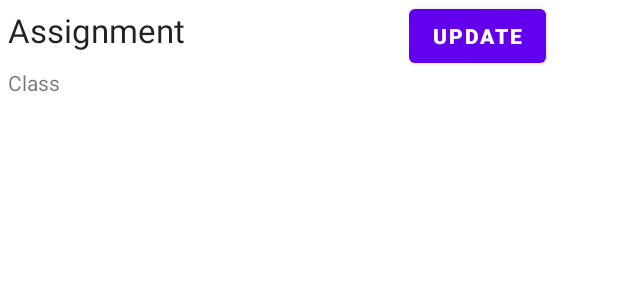
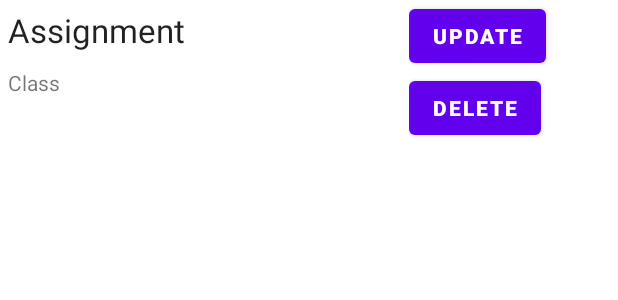
Before and after one commit to VaradMash/assignment_creation_portal, an Android app: the layout assignments_list_layout.xml on its own in the app's theme, with its tools: preview values and no code run, on a phone screen of 412 x 824 dp. Shown: the top 300 px of the screen. Run offline under Robolectric (Android 15) with nearby library versions, the phone set to English and light mode, and no system bars.

Commit message:
Assignment Deletion code added. Corresponding UI code updated.

```diff
--- a/app/src/main/java/com/example/prashikshan/AssignmentsFragment.java
+++ b/app/src/main/java/com/example/prashikshan/AssignmentsFragment.java
@@ -74,7 +74,7 @@ public class AssignmentsFragment extends Fragment {
                     for(DataSnapshot assignment: task.getResult().getChildren())
                     {
                         current_assignment = assignment.getValue(Assignment.class);
-                        if(current_assignment.getInstitution().equals(current_user.getInstitution()) && current_assignment.getClass_name().equals(current_user.getClass_name()))
+                        if(current_assignment.getInstitution().equals(current_user.getInstitution()) && current_assignment.getClass_name().equals(current_user.getClass_name()) && current_assignment.isActive())
                         {
                             assignmentList.add(current_assignment);
                         }
@@ -91,6 +91,7 @@ public class AssignmentsFragment extends Fragment {
                 else
                 {
                     Toast.makeText(getActivity(), "No Assignments found !", Toast.LENGTH_SHORT).show();
+                    assignmentsProgressBar.setVisibility(View.GONE);
                 }
             }
         });
--- a/app/src/main/java/com/example/prashikshan/EditAssignment.java
+++ b/app/src/main/java/com/example/prashikshan/EditAssignment.java
@@ -73,7 +73,7 @@ public class EditAssignment extends AppCompatActivity {
                 }
                 else
                 {
-                    String record_name = subject + "_" + title;
+                    String record_name = institution + "_" + subject + "_" + title;
                     Assignment assignment = new Assignment(title, problem_statement, class_name, institution, subject);
                     mDatabase.child(record_name).setValue(assignment)
                     .addOnCompleteListener(new OnCompleteListener<Void>() {
--- a/app/src/main/java/com/example/prashikshan/FragmentNewAssignment.java
+++ b/app/src/main/java/com/example/prashikshan/FragmentNewAssignment.java
@@ -59,7 +59,7 @@ public class FragmentNewAssignment extends Fragment
                 else
                 {
                     Assignment assignment = new Assignment(title, problemStatement, current_faculty.getClass_name(), current_faculty.getInstitution(), current_faculty.getSubject());
-                    String record_name = current_faculty.getSubject() + "_" + title;
+                    String record_name = current_faculty.getInstitution() + "_" + current_faculty.getSubject() + "_" + title;
                     assignmentReference.child(record_name).setValue(assignment);
                     Toast.makeText(getActivity(), "Assignment Posted !", Toast.LENGTH_SHORT).show();
                 }
--- a/app/src/main/res/layout/assignments_list_layout.xml
+++ b/app/src/main/res/layout/assignments_list_layout.xml
@@ -1,7 +1,7 @@
 <?xml version="1.0" encoding="utf-8"?>
 <LinearLayout xmlns:android="http://schemas.android.com/apk/res/android"
     android:layout_width="match_parent"
-    android:layout_height="match_parent"
+    android:layout_height="wrap_content"
     android:orientation="horizontal">
 
     <LinearLayout
@@ -30,7 +30,8 @@
     <LinearLayout
         android:layout_width="wrap_content"
         android:layout_height="wrap_content"
-        android:layout_weight="1">
+        android:layout_weight="1"
+        android:orientation="vertical">
 
         <Button
             android:id="@+id/btnUpdate"
@@ -41,6 +42,15 @@
             android:text="@string/update"
             android:textStyle="bold" />
 
+        <Button
+            android:id="@+id/btnDelete"
+            android:layout_width="wrap_content"
+            android:layout_height="wrap_content"
+            android:layout_gravity="center_vertical"
+            android:gravity="center_vertical"
+            android:text="@string/delete"
+            android:textStyle="bold" />
+
     </LinearLayout>
 
 
--- a/app/src/main/res/values/strings.xml
+++ b/app/src/main/res/values/strings.xml
@@ -31,4 +31,6 @@
     <string name="title">Title</string>
     <string name="problem_statement">Problem Statement</string>
     <string name="assign">Assign</string>
+    <string name="delete_message">Confirm Delete?</string>
+    <string name="delete">Delete</string>
 </resources>
```
Also changed, not shown: app/src/main/java/com/example/prashikshan/Assignment.java (+12 -0 lines), app/src/main/java/com/example/prashikshan/AssignmentList.java (+56 -0 lines).
